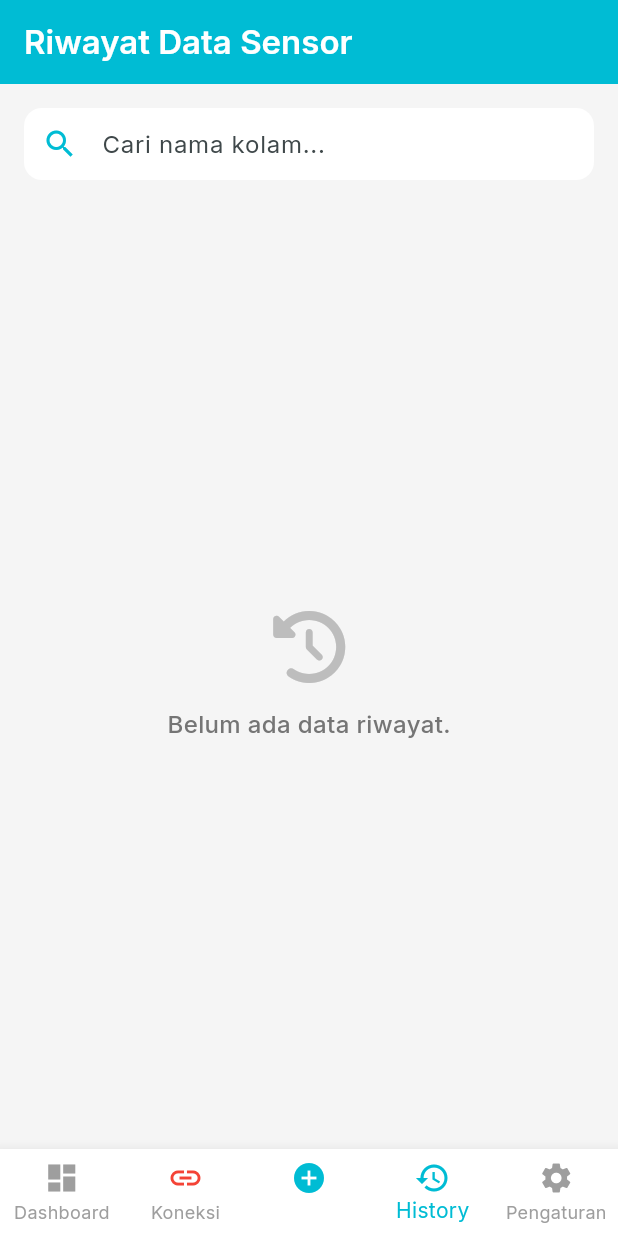
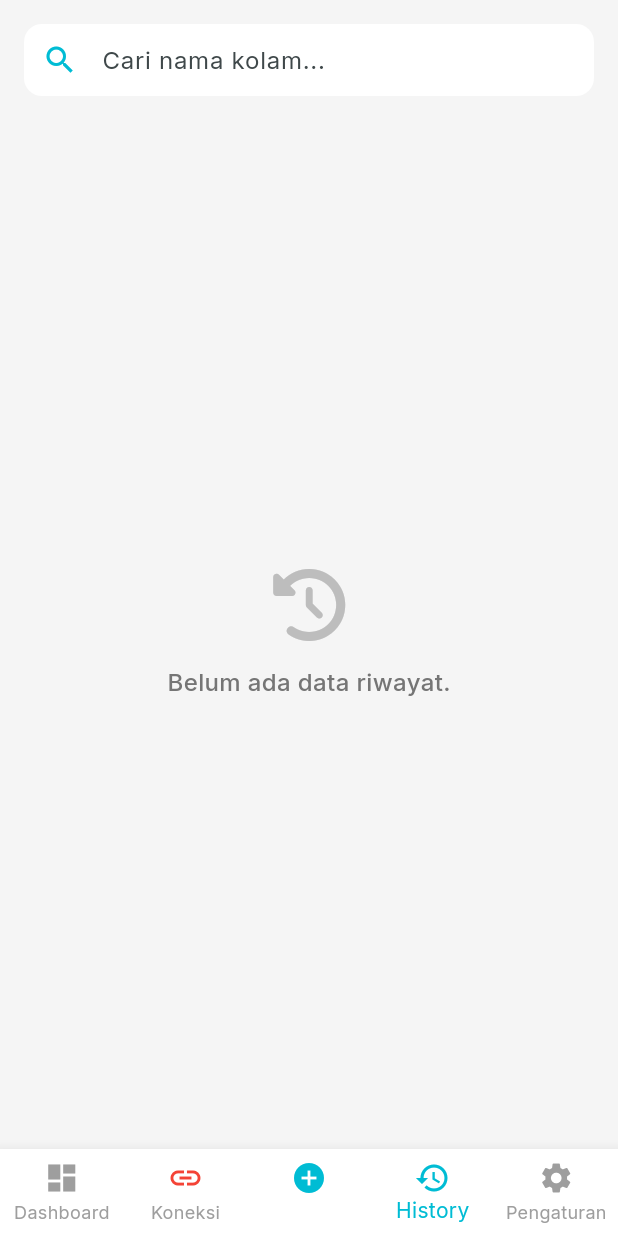
Before and after one commit to JohanMaa/Monitoring-Kolam-Ikan, a Flutter app: the screen it shows after launch, item 4 of the bottom bar chosen, on a phone screen of 412 x 824 dp. Run offline on Flutter 3.47's test engine with Material 3 defaults, Android fonts, the phone set to English and light mode, and no system bars; our stand-ins replace fluttertoast, font_awesome_flutter, google_fonts, image_picker, logger, shared_preferences; missing offline and left inert: mqtt_client.

Commit message:
Initial commit

```diff
--- a/lib/pages/history_page.dart
+++ b/lib/pages/history_page.dart
@@ -57,14 +57,14 @@ class HistoryPageState extends State<HistoryPage> {
         .toList();
 
     return Scaffold(
-      appBar: AppBar(
-        title: const Text(
-          'Riwayat Data Sensor',
-          style: TextStyle(fontWeight: FontWeight.w600, color: Colors.white),
-        ),
-        backgroundColor: Colors.cyan,
-        elevation: 0,
-      ),
+      // appBar: AppBar(
+      //   title: const Text(
+      //     'Riwayat Data Sensor',
+      //     style: TextStyle(fontWeight: FontWeight.w600, color: Colors.white),
+      //   ),
+      //   backgroundColor: Colors.cyan,
+      //   elevation: 0,
+      // ),
       backgroundColor: Colors.grey.shade100,
       body: Column(
         children: [
@@ -463,20 +463,21 @@ class HistoryDetailPageState extends State<HistoryDetailPage> {
                   }).toList(),
                 ),
                 const SizedBox(height: 12),
+                // ignore: prefer_const_constructors
                 Row(
-                  children: [
-                    const Text('Tampilkan semua nilai:'),
-                    Switch(
-                      value: _showAllValues,
-                      onChanged: (value) {
-                        setState(() {
-                          _showAllValues = value;
-                          _currentPage = 1;
-                          _updateFilteredHistory();
-                        });
-                      },
-                    ),
-                  ],
+                  // children: [
+                  //   const Text('Tampilkan semua nilai:'),
+                  //   Switch(
+                  //     value: _showAllValues,
+                  //     onChanged: (value) {
+                  //       setState(() {
+                  //         _showAllValues = value;
+                  //         _currentPage = 1;
+                  //         _updateFilteredHistory();
+                  //       });
+                  //     },
+                  //   ),
+                  // ],
                 ),
               ],
             ),
```
